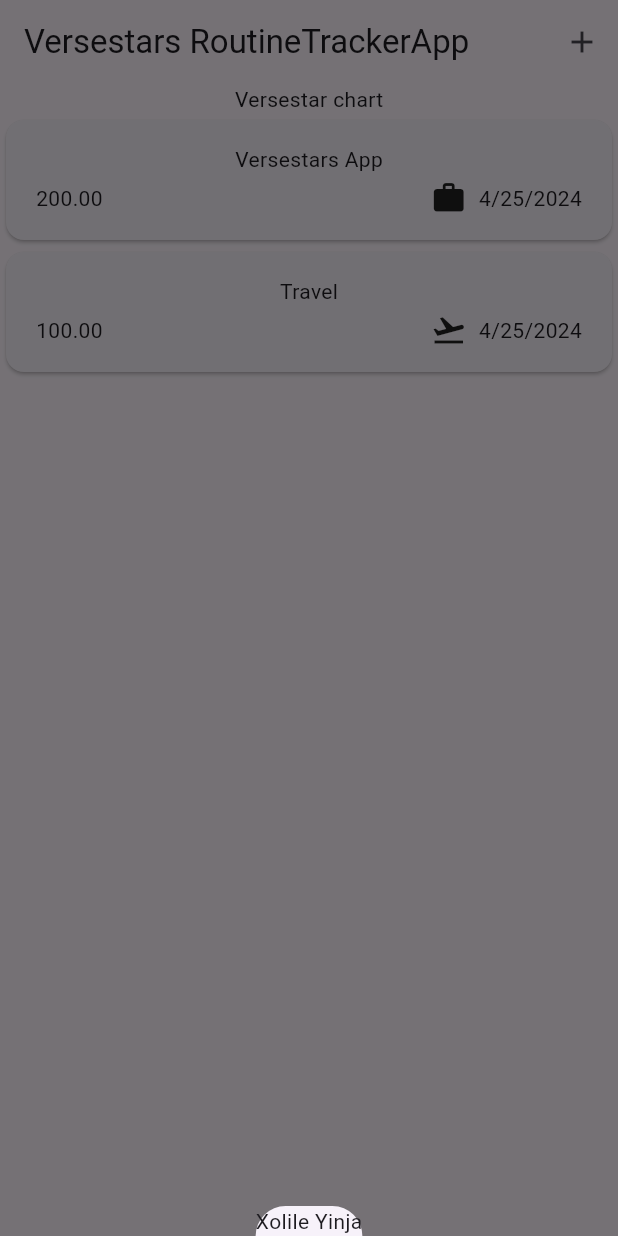
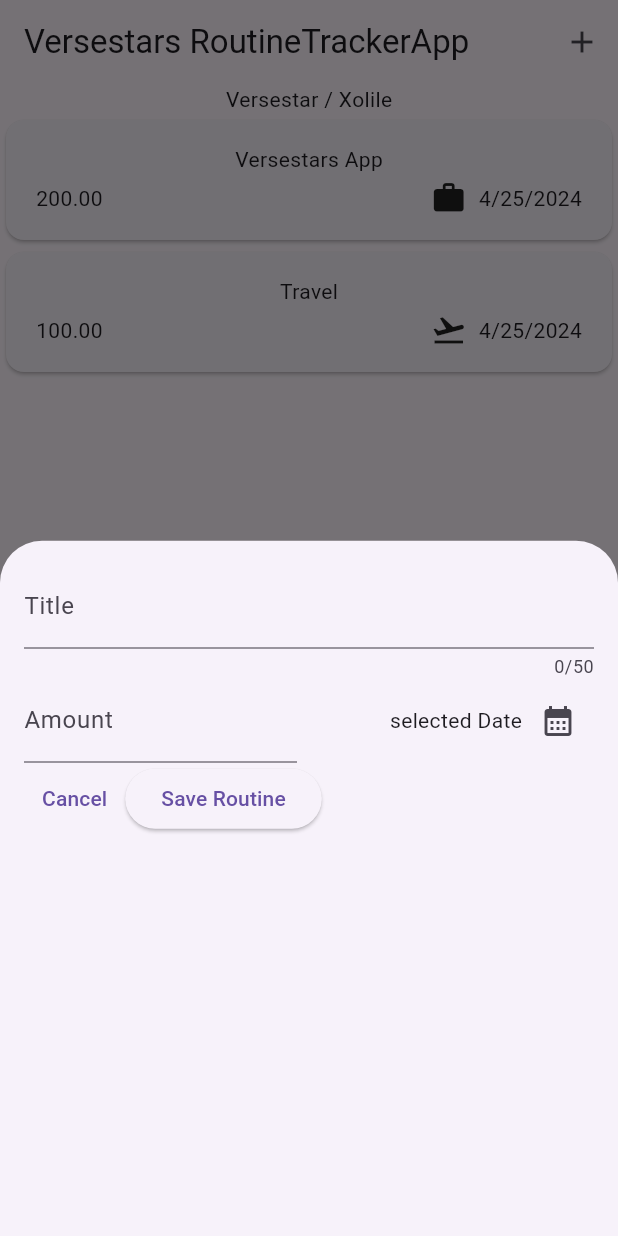
Before and after one commit to xDlamini/Flutter_expense_tracker, a Flutter app: the screen it shows after launch, after a tap on the "add" icon, on a phone screen of 412 x 824 dp. Run offline on Flutter 3.47's test engine with Material 3 defaults, Android fonts, the phone set to English and light mode, and no system bars.

Commit message:
Added Modal buttons and datePicker

```diff
--- a/lib/widgets/expenses.dart
+++ b/lib/widgets/expenses.dart
@@ -1,5 +1,6 @@
 import 'package:expense_tracker/widgets/expenses_list/expenses_list.dart';
 import 'package:expense_tracker/models/expense.dart';
+import 'package:expense_tracker/widgets/new_expense.dart';
 import 'package:flutter/material.dart';
 
 class Expenses extends StatefulWidget {
@@ -30,7 +31,7 @@ class _ExpensesState extends State<Expenses> {
   void _openAddExpenseOverlay() {
     showModalBottomSheet(
       context: context,
-      builder: (ctx) => Text('Xolile Yinja'),
+      builder: (ctx) => const NewExpense(),
     );
   }
 
@@ -51,7 +52,7 @@ class _ExpensesState extends State<Expenses> {
       ),
       body: Column(
         children: [
-          const Text('Versestar chart'),
+          const Text('Versestar / Xolile'),
           Expanded(child: ExpenseList(expenses: _registeredExpenses))
         ],
       ),
--- /dev/null
+++ b/lib/widgets/new_expense.dart
@@ -0,0 +1,95 @@
+import 'package:flutter/material.dart';
+
+class NewExpense extends StatefulWidget {
+  const NewExpense({super.key});
+
+  @override
+  State<StatefulWidget> createState() {
+    return _NewExpenseState();
+  }
+}
+
+//form
+class _NewExpenseState extends State<NewExpense> {
+  final _titleController = TextEditingController();
+  final _amountController = TextEditingController();
+
+  void _presentDatePicker() {
+    final now = DateTime.now();
+    final firstDate = DateTime(now.year - 1, now.month, now.day);
+    showDatePicker(context: context, firstDate: firstDate, lastDate: now);
+  }
+
+  @override
+  void dispose() {
+    _titleController.dispose();
+    _amountController.dispose();
+    super.dispose();
+  }
+
+  @override
+  Widget build(BuildContext context) {
+    //retuning a combination of widgets
+    return Padding(
+      padding: const EdgeInsets.all(16),
+      child: Column(
+        children: [
+          TextField(
+            controller: _titleController,
+            maxLength: 50,
+            decoration: const InputDecoration(
+              label: Text('Title'),
+            ),
+          ),
+          Row(
+            children: [
+              Expanded(
+                child: TextField(
+                  controller: _amountController,
+                  keyboardType: TextInputType.number,
+                  decoration: const InputDecoration(
+                    prefixText: 'R',
+                    label: Text('Amount'),
+                  ),
+                ),
+              ),
+              const SizedBox(
+                width: 16,
+              ),
+              Expanded(
+                  child: Row(
+                mainAxisAlignment: MainAxisAlignment.end,
+                crossAxisAlignment: CrossAxisAlignment.center,
+                children: [
+                  const Text('selected Date'),
+                  IconButton(
+                      onPressed: _presentDatePicker,
+                      icon: const Icon(
+                        Icons.calendar_month,
+                      ))
+                ],
+              ))
+            ],
+          ),
+          Row(
+            children: [
+              TextButton(
+                onPressed: () {
+                  Navigator.pop(context);
+                },
+                child: const Text('Cancel'),
+              ),
+              ElevatedButton(
+                onPressed: () {
+                  print(_titleController);
+                  print(_amountController);
+                },
+                child: const Text('Save Routine'),
+              ),
+            ],
+          )
+        ],
+      ),
+    );
+  }
+}
```
